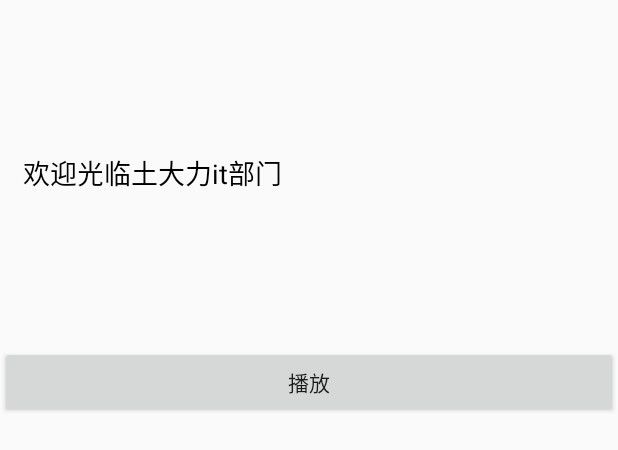
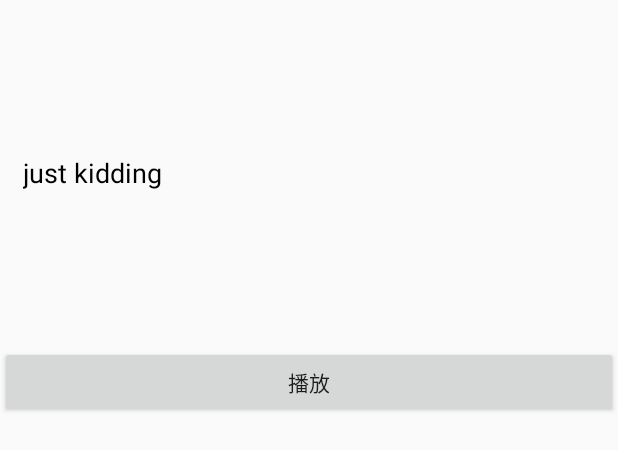
Before and after one commit to tribbianiwang/androidDemos, an Android app: the layout activity_ji_guang_tts.xml on its own in the app's theme, with its tools: preview values and no code run, on a phone screen of 412 x 824 dp. Shown: the top 450 px of the screen. Run offline under Robolectric (Android 15) with nearby library versions, the phone set to English and light mode, and no system bars.

```diff
--- a/app/src/main/res/layout/activity_ji_guang_tts.xml
+++ b/app/src/main/res/layout/activity_ji_guang_tts.xml
@@ -12,7 +12,7 @@
             android:background="@android:color/transparent"
             android:id="@+id/et_speak_content"
             android:hint="输入文字"
-            android:text="欢迎光临土大力it部门"
+            android:text="just kidding"
             android:textColor="@android:color/black"
             android:textSize="18sp"
             android:layout_margin="15dp"
--- a/app/tinkerpatch.gradle
+++ b/app/tinkerpatch.gradle
@@ -4,7 +4,7 @@ apply plugin: 'tinkerpatch-support'
  * TODO: 请按自己的需求修改为适应自己工程的参数
  */
 def bakPath = file("${buildDir}/bakApk/")
-def baseInfo = "app-1.0.1-1225-11-43-42"
+def baseInfo = "app-1.0.2-1225-13-55-39"
 def variantName = "debug"
 
 /**
```
